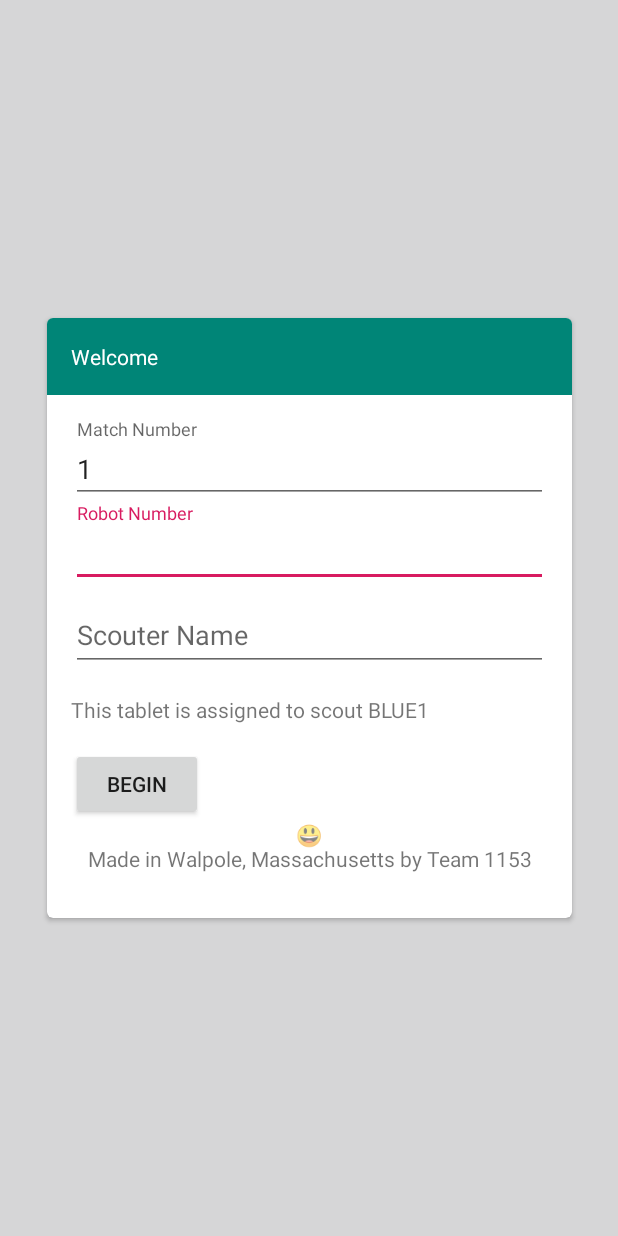
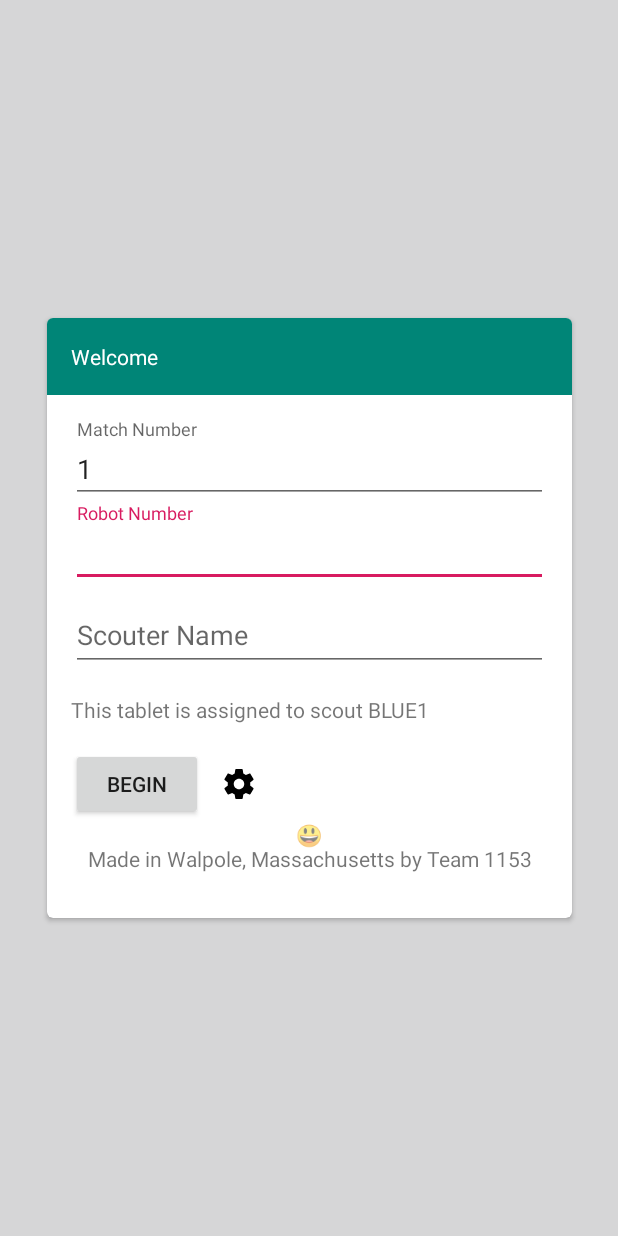
Before and after one commit to RoboRebelsScouting/MatchAppNeo2019, an Android app: the screen it shows after launch (MainActivity), on a phone screen of 412 x 824 dp. Run offline under Robolectric (Android 15) with nearby library versions, the phone set to English and light mode, and no system bars; libraries missing offline, so code that uses them is left out: android.support.text; plain views replace EmojiTextView; 3 statements that could not run were skipped.

```diff
--- a/app/src/main/java/com/walpolerobotics/scouting/matchappneo2019/MatchActivity.java
+++ b/app/src/main/java/com/walpolerobotics/scouting/matchappneo2019/MatchActivity.java
@@ -127,7 +127,7 @@ public class MatchActivity extends AppCompatActivity
         SharedPreferences prefs = getSharedPreferences(SHARED_PREFERENCES_NAME, MODE_PRIVATE);
         in.matchNumber = prefs.getInt("matchNumber", 1);
         // TODO: Remove event hardcoding
-        in.eventName = "SEMASS";
+        in.eventName = "RIDE";
         in.scouterName = prefs.getString("scouterName", "");
         int alliance = prefs.getInt("robotAlliance", 0);
         int position = prefs.getInt("robotPosition", 0);
--- /dev/null
+++ b/app/src/main/res/drawable/ic_settings_black_24dp.xml
@@ -0,0 +1,9 @@
+<vector xmlns:android="http://schemas.android.com/apk/res/android"
+        android:width="24dp"
+        android:height="24dp"
+        android:viewportWidth="24.0"
+        android:viewportHeight="24.0">
+    <path
+        android:fillColor="#FF000000"
+        android:pathData="M19.43,12.98c0.04,-0.32 0.07,-0.64 0.07,-0.98s-0.03,-0.66 -0.07,-0.98l2.11,-1.65c0.19,-0.15 0.24,-0.42 0.12,-0.64l-2,-3.46c-0.12,-0.22 -0.39,-0.3 -0.61,-0.22l-2.49,1c-0.52,-0.4 -1.08,-0.73 -1.69,-0.98l-0.38,-2.65C14.46,2.18 14.25,2 14,2h-4c-0.25,0 -0.46,0.18 -0.49,0.42l-0.38,2.65c-0.61,0.25 -1.17,0.59 -1.69,0.98l-2.49,-1c-0.23,-0.09 -0.49,0 -0.61,0.22l-2,3.46c-0.13,0.22 -0.07,0.49 0.12,0.64l2.11,1.65c-0.04,0.32 -0.07,0.65 -0.07,0.98s0.03,0.66 0.07,0.98l-2.11,1.65c-0.19,0.15 -0.24,0.42 -0.12,0.64l2,3.46c0.12,0.22 0.39,0.3 0.61,0.22l2.49,-1c0.52,0.4 1.08,0.73 1.69,0.98l0.38,2.65c0.03,0.24 0.24,0.42 0.49,0.42h4c0.25,0 0.46,-0.18 0.49,-0.42l0.38,-2.65c0.61,-0.25 1.17,-0.59 1.69,-0.98l2.49,1c0.23,0.09 0.49,0 0.61,-0.22l2,-3.46c0.12,-0.22 0.07,-0.49 -0.12,-0.64l-2.11,-1.65zM12,15.5c-1.93,0 -3.5,-1.57 -3.5,-3.5s1.57,-3.5 3.5,-3.5 3.5,1.57 3.5,3.5 -1.57,3.5 -3.5,3.5z"/>
+</vector>
--- a/app/src/main/res/layout/activity_main.xml
+++ b/app/src/main/res/layout/activity_main.xml
@@ -99,6 +99,11 @@
                         android:layout_marginTop="@dimen/padding"
                         android:layout_marginBottom="@dimen/padding" />
 
+                    <LinearLayout
+                        android:layout_width="match_parent"
+                        android:layout_height="wrap_content"
+                        android:orientation="horizontal">
+
                         <Button
                             android:id="@+id/button"
                             android:layout_width="wrap_content"
@@ -108,6 +113,16 @@
                             app:layout_constraintLeft_toLeftOf="parent"
                             app:layout_constraintRight_toRightOf="parent"
                             app:layout_constraintTop_toBottomOf="@id/scouterNameInputLayout" />
+
+                        <ImageButton
+                            android:id="@+id/settingsButton"
+                            android:layout_width="wrap_content"
+                            android:layout_height="wrap_content"
+                            android:padding="@dimen/icon_button_padding"
+                            android:background="?attr/selectableItemBackgroundBorderless"
+                            android:src="@drawable/ic_settings_black_24dp"
+                            android:onClick="settings"/>
+                    </LinearLayout>
 
                     <android.support.text.emoji.widget.EmojiTextView
                         android:layout_width="match_parent"
```
Also changed, not shown: app/src/main/java/com/walpolerobotics/scouting/matchappneo2019/MainActivity.java (+24 -3 lines), app/src/main/res/values/strings.xml (+79 -0 lines), 1 other file. Lines whose indentation alone changed are shown as unchanged.
